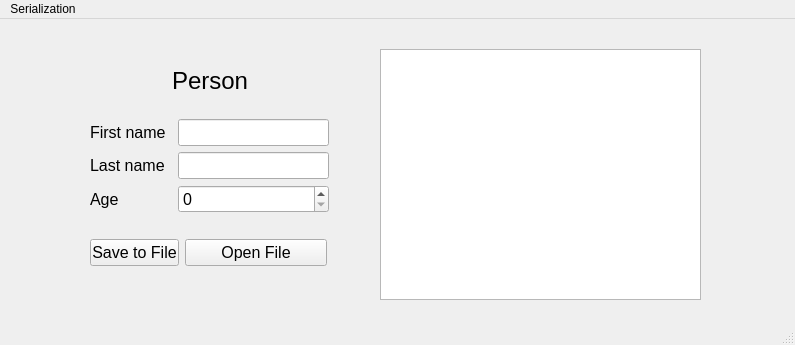
This is frmmain.ui in Charly-Wolf/serialization_QT as Qt 5 draws it before an edit. The edited form follows.
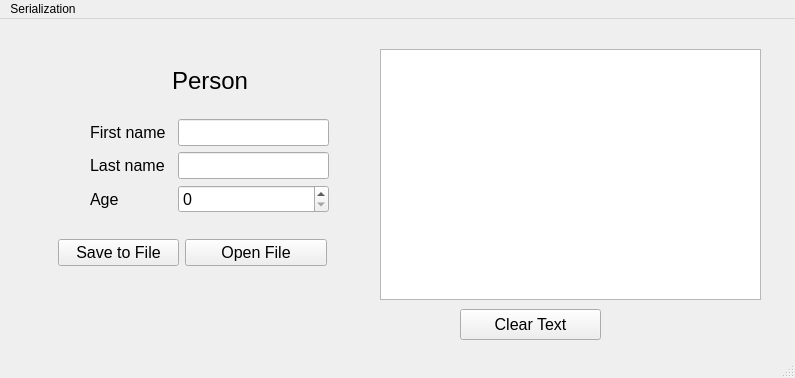
This is the edited form.

Commit message: Added a button to clear the output

```diff
--- a/frmmain.ui
+++ b/frmmain.ui
@@ -7,7 +7,7 @@
     <x>0</x>
     <y>0</y>
     <width>795</width>
-    <height>345</height>
+    <height>378</height>
    </rect>
   </property>
   <property name="windowTitle">
@@ -35,9 +35,9 @@
    <widget class="QPushButton" name="btn_save">
     <property name="geometry">
      <rect>
-      <x>90</x>
+      <x>58</x>
       <y>220</y>
-      <width>89</width>
+      <width>121</width>
       <height>27</height>
      </rect>
     </property>
@@ -142,7 +142,7 @@
      <rect>
       <x>380</x>
       <y>30</y>
-      <width>321</width>
+      <width>381</width>
       <height>251</height>
      </rect>
     </property>
@@ -152,6 +152,24 @@
      </font>
     </property>
    </widget>
+   <widget class="QPushButton" name="pushButton">
+    <property name="geometry">
+     <rect>
+      <x>460</x>
+      <y>290</y>
+      <width>141</width>
+      <height>31</height>
+     </rect>
+    </property>
+    <property name="font">
+     <font>
+      <pointsize>12</pointsize>
+     </font>
+    </property>
+    <property name="text">
+     <string>Clear Text</string>
+    </property>
+   </widget>
   </widget>
   <widget class="QMenuBar" name="menubar">
    <property name="geometry">
```
Left out of the diff: 2 changed lines with no effect on the pictures. The commit also changes 2 other files.
